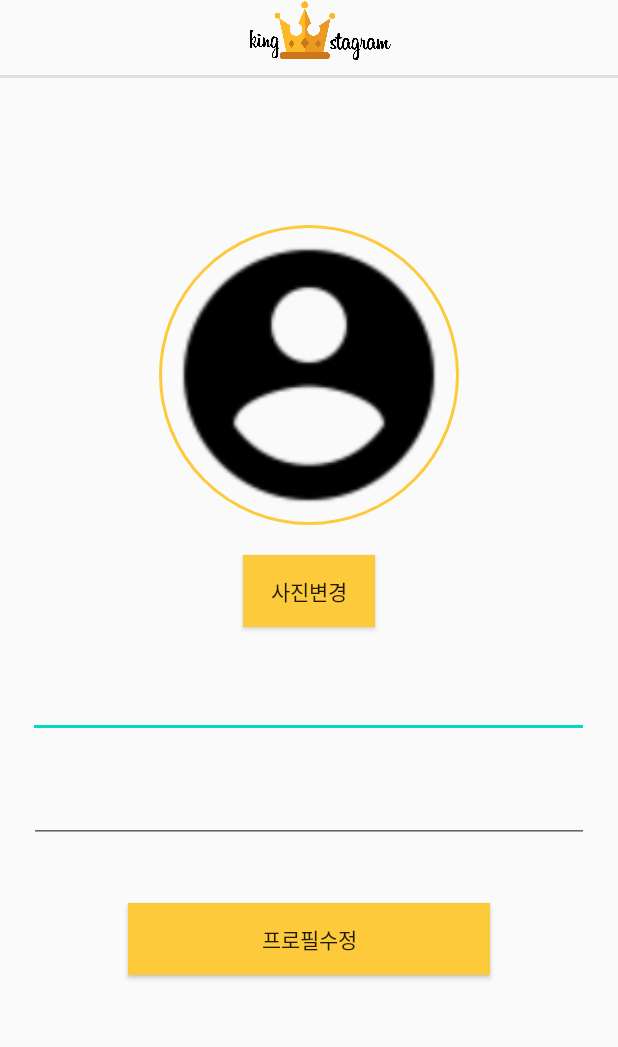
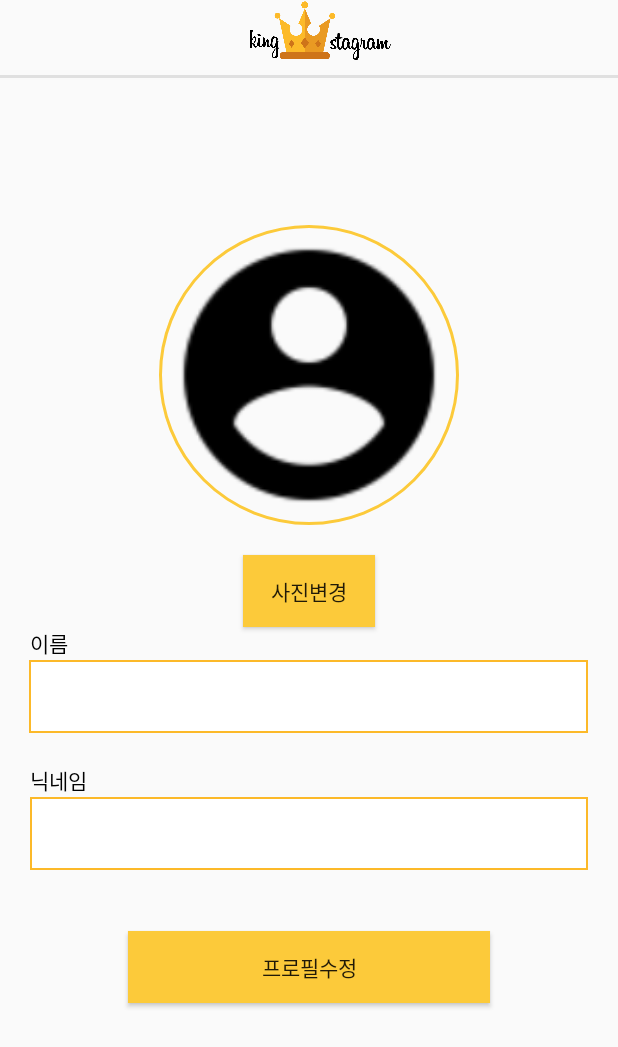
Before and after one commit to RendarCP/prj-Kingstagram, an Android app: the layout activity_edit__profile.xml on its own in the app's theme, with its tools: preview values and no code run, on a phone screen of 412 x 824 dp. Shown: the top 1047 px of the screen. Run offline under Robolectric (Android 15) with nearby library versions, the phone set to English and light mode, and no system bars.

Commit message:
xml 수정 및 clean code & profile onStart

```diff
--- a/app/src/main/java/kr/ac/kpu/kingstagram/SignUpActivity.kt
+++ b/app/src/main/java/kr/ac/kpu/kingstagram/SignUpActivity.kt
@@ -26,6 +26,7 @@ class SignUpActivity : AppCompatActivity() {
         setContentView(R.layout.activity_sign_up)
 
         auth = Firebase.auth
+
 
         Enjoy.setOnClickListener {
             var password = edit_password.text.toString()
--- a/app/src/main/res/layout/activity_camera.xml
+++ b/app/src/main/res/layout/activity_camera.xml
@@ -4,6 +4,7 @@
     xmlns:tools="http://schemas.android.com/tools"
     android:layout_width="match_parent"
     android:layout_height="match_parent"
+    android:padding="10dp"
     android:orientation="vertical">
 
     <ScrollView
@@ -62,6 +63,7 @@
                 android:id="@+id/contentsText"
                 android:layout_width="match_parent"
                 android:layout_height="wrap_content"
+                android:textColor="#000000"
                 android:text="내용" />
 
             <EditText
@@ -79,6 +81,7 @@
                 android:id="@+id/tagText"
                 android:layout_width="match_parent"
                 android:layout_height="wrap_content"
+                android:textColor="#000000"
                 android:text="태그" />
 
             <com.hendraanggrian.appcompat.widget.SocialEditText
--- a/app/src/main/res/layout/activity_edit__profile.xml
+++ b/app/src/main/res/layout/activity_edit__profile.xml
@@ -60,23 +60,40 @@
             android:gravity="center"
             android:text="사진변경" />
 
+        <TextView
+            android:layout_marginLeft="20dp"
+            android:layout_width="wrap_content"
+            android:layout_height="wrap_content"
+            android:textColor="#000000"
+            android:text="이름" />
+
         <EditText
             android:id="@+id/edittextPersonName"
             android:layout_width="374dp"
             android:layout_height="50dp"
             android:layout_gravity="center"
-            android:layout_marginTop="24dp"
             android:layout_marginBottom="20dp"
+            android:padding="5dp"
+            android:background="@drawable/main_edittext"
             android:ems="10"
             android:inputType="textPersonName"
             android:textSize="24sp"
             android:visibility="visible" />
+
+        <TextView
+            android:layout_marginLeft="20dp"
+            android:layout_width="wrap_content"
+            android:layout_height="wrap_content"
+            android:textColor="#000000"
+            android:text="닉네임" />
 
         <EditText
             android:id="@+id/editTextNickName"
             android:layout_width="373dp"
             android:layout_height="50dp"
             android:layout_gravity="center"
+            android:padding="5dp"
+            android:background="@drawable/main_edittext"
             android:ems="10"
             android:inputType="textPersonName"
             android:textSize="24sp" />
--- a/app/src/main/res/layout/activity_sign_up.xml
+++ b/app/src/main/res/layout/activity_sign_up.xml
@@ -105,4 +105,5 @@
         android:layout_height="wrap_content"
         android:text="개인정보로 가입하기" />
 
+
 </LinearLayout>
```
Also changed, not shown: app/src/main/java/kr/ac/kpu/kingstagram/EditProfileActivity.kt (+12 -34 lines), app/src/main/java/kr/ac/kpu/kingstagram/navigation/UserFragment.kt (+26 -0 lines).
